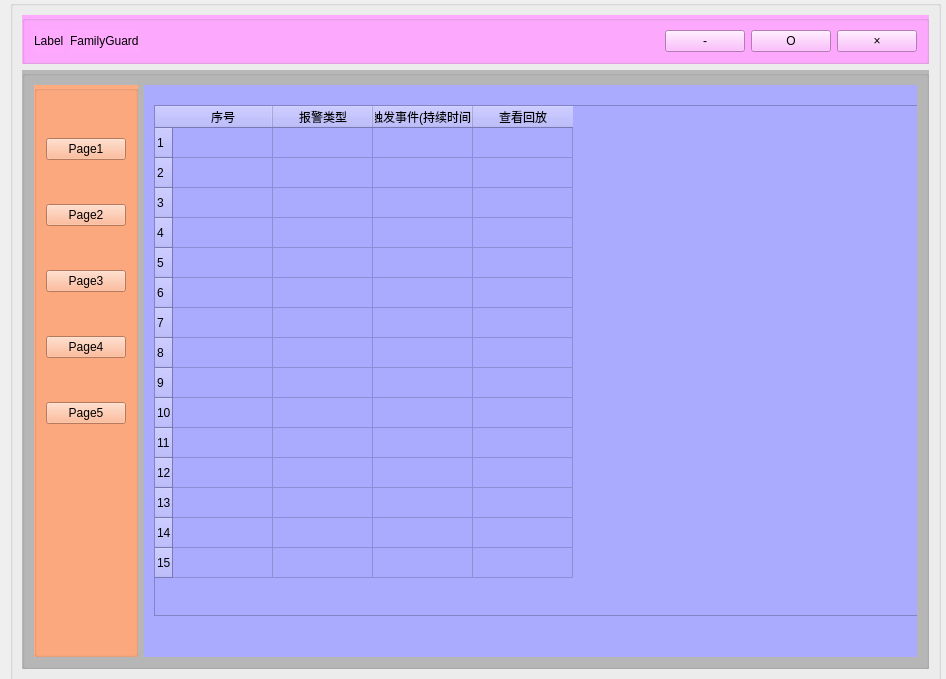
Before: the Qt Designer form myDesign_win/home.ui in Titanium006/FamilyGuardian, drawn with Qt 5.
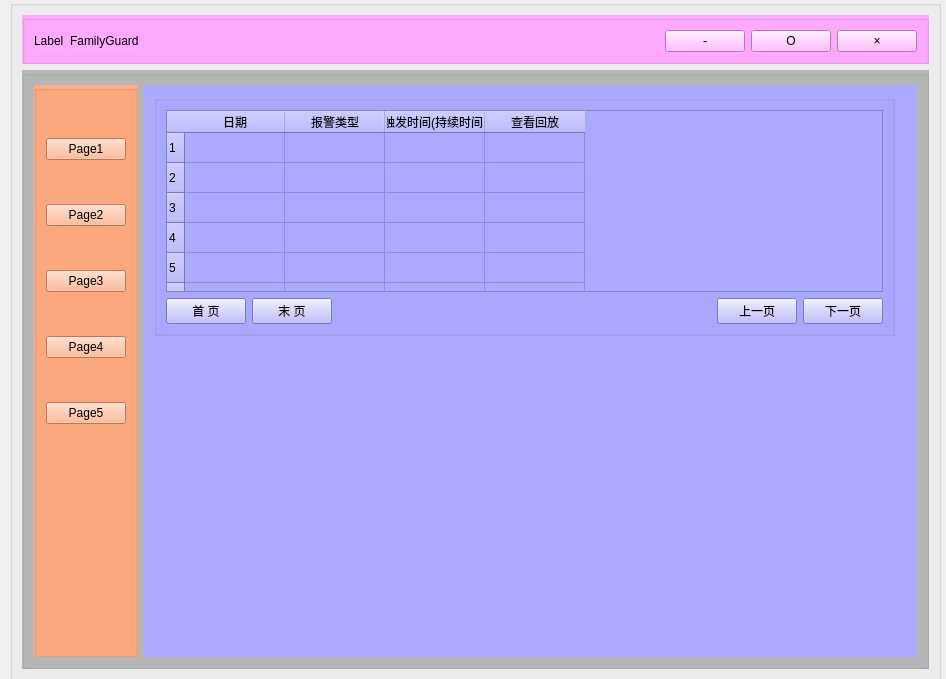
After: the same form once the commit is applied.

```diff
--- a/myDesign_win/home.ui
+++ b/myDesign_win/home.ui
@@ -213,15 +213,27 @@
            </widget>
           </widget>
           <widget class="QWidget" name="page_2">
-           <widget class="QTableWidget" name="tableWidget">
+           <widget class="QGroupBox" name="groupBox_5">
             <property name="geometry">
              <rect>
               <x>10</x>
-              <y>20</y>
-              <width>771</width>
-              <height>511</height>
+              <y>10</y>
+              <width>741</width>
+              <height>241</height>
              </rect>
             </property>
+            <property name="title">
+             <string/>
+            </property>
+            <layout class="QVBoxLayout" name="verticalLayout_3">
+             <item>
+              <widget class="QTableWidget" name="tableWidget">
+               <property name="verticalScrollBarPolicy">
+                <enum>Qt::ScrollBarAlwaysOff</enum>
+               </property>
+               <property name="horizontalScrollBarPolicy">
+                <enum>Qt::ScrollBarAlwaysOff</enum>
+               </property>
             <row>
              <property name="text">
               <string>1</string>
@@ -297,9 +309,84 @@
               <string>15</string>
              </property>
             </row>
+               <row>
+                <property name="text">
+                 <string>16</string>
+                </property>
+               </row>
+               <row>
+                <property name="text">
+                 <string>17</string>
+                </property>
+               </row>
+               <row>
+                <property name="text">
+                 <string>18</string>
+                </property>
+               </row>
+               <row>
+                <property name="text">
+                 <string>19</string>
+                </property>
+               </row>
+               <row>
+                <property name="text">
+                 <string>20</string>
+                </property>
+               </row>
+               <row>
+                <property name="text">
+                 <string>21</string>
+                </property>
+               </row>
+               <row>
+                <property name="text">
+                 <string>22</string>
+                </property>
+               </row>
+               <row>
+                <property name="text">
+                 <string>23</string>
+                </property>
+               </row>
+               <row>
+                <property name="text">
+                 <string>24</string>
+                </property>
+               </row>
+               <row>
+                <property name="text">
+                 <string>25</string>
+                </property>
+               </row>
+               <row>
+                <property name="text">
+                 <string>26</string>
+                </property>
+               </row>
+               <row>
+                <property name="text">
+                 <string>27</string>
+                </property>
+               </row>
+               <row>
+                <property name="text">
+                 <string>28</string>
+                </property>
+               </row>
+               <row>
+                <property name="text">
+                 <string>29</string>
+                </property>
+               </row>
+               <row>
+                <property name="text">
+                 <string>30</string>
+                </property>
+               </row>
             <column>
              <property name="text">
-              <string>序号</string>
+                 <string>日期</string>
              </property>
             </column>
             <column>
@@ -309,7 +396,7 @@
             </column>
             <column>
              <property name="text">
-              <string>触发事件(持续时间)</string>
+                 <string>触发时间(持续时间)</string>
              </property>
             </column>
             <column>
@@ -317,6 +404,54 @@
               <string>查看回放</string>
              </property>
             </column>
+              </widget>
+             </item>
+             <item>
+              <layout class="QHBoxLayout" name="horizontalLayout_3">
+               <item>
+                <widget class="QPushButton" name="firstPageBtn">
+                 <property name="text">
+                  <string>首 页</string>
+                 </property>
+                </widget>
+               </item>
+               <item>
+                <widget class="QPushButton" name="lastPageBtn">
+                 <property name="text">
+                  <string>末 页</string>
+                 </property>
+                </widget>
+               </item>
+               <item>
+                <spacer name="horizontalSpacer_2">
+                 <property name="orientation">
+                  <enum>Qt::Horizontal</enum>
+                 </property>
+                 <property name="sizeHint" stdset="0">
+                  <size>
+                   <width>40</width>
+                   <height>20</height>
+                  </size>
+                 </property>
+                </spacer>
+               </item>
+               <item>
+                <widget class="QPushButton" name="pageUpBtn">
+                 <property name="text">
+                  <string>上一页</string>
+                 </property>
+                </widget>
+               </item>
+               <item>
+                <widget class="QPushButton" name="pageDownBtn">
+                 <property name="text">
+                  <string>下一页</string>
+                 </property>
+                </widget>
+               </item>
+              </layout>
+             </item>
+            </layout>
            </widget>
           </widget>
           <widget class="QWidget" name="page_3">
```
Lines whose indentation alone changed are shown as unchanged.
